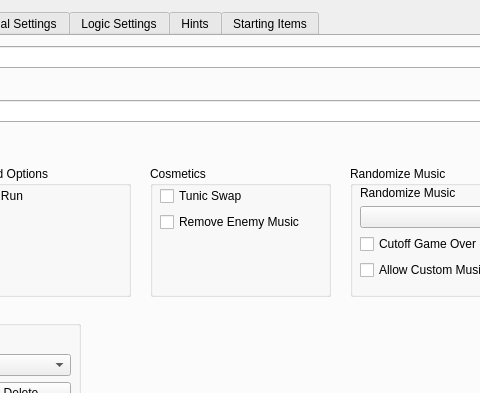
First picture: the form in gui/randogui.ui, repository ssrando/ssrando, before the edit; both pictures show x 272 to 752 and y 0 to 393 of the 1051 by 738 pixel window.
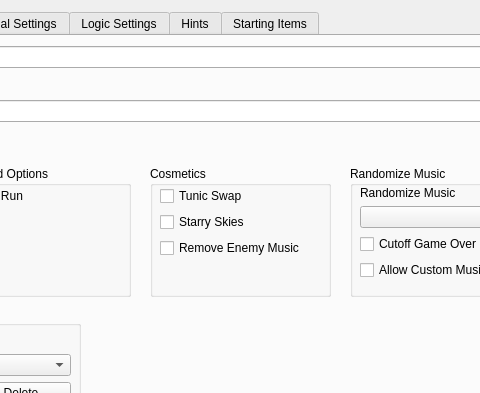
Second picture: the form after the edit. The open tabs and pages were chosen to show the change.

Commit message: Add Starry Skies cosmetic option

Patch:
```diff
--- a/gui/randogui.ui
+++ b/gui/randogui.ui
@@ -286,6 +286,13 @@
           </property>
          </widget>
         </item>
+        <item>
+         <widget class="QCheckBox" name="option_starry_skies">
+          <property name="text">
+           <string>Starry Skies</string>
+          </property>
+         </widget>
+        </item>
         <item>
          <widget class="QCheckBox" name="option_no_enemy_music">
           <property name="text">
```
Left out of the diff: 10 changed lines with no effect on the pictures. The commit also changes 5 other files.
